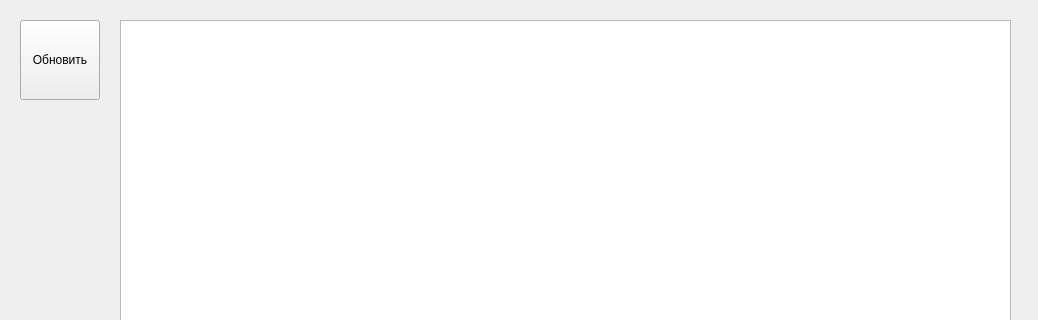
The window that app/ui/monuments_list_window.ui (reisenbest/PPK_ARCHEOMAP) describes before a commit, drawn with Qt 5; both pictures show x 0 to 1038 and y 0 to 320 of the 1038 by 805 pixel window.
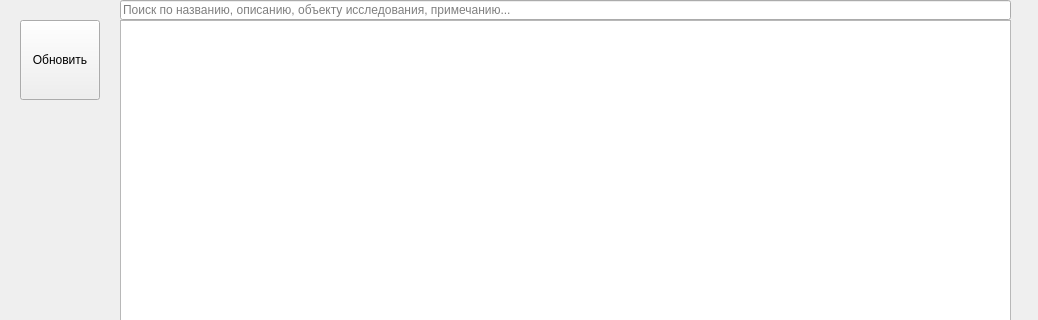
The same window after the commit.

What changed in the file:
```diff
--- a/app/ui/monuments_list_window.ui
+++ b/app/ui/monuments_list_window.ui
@@ -14,6 +14,20 @@
    <string>Список памятников</string>
   </property>
 
+  <widget class="QLineEdit" name="searchLineEdit">
+   <property name="geometry">
+    <rect>
+     <x>120</x>
+     <y>0</y>
+     <width>891</width>
+     <height>20</height>
+    </rect>
+   </property>
+   <property name="placeholderText">
+    <string>Поиск по названию, описанию, объекту исследования, примечанию...</string>
+   </property>
+  </widget>
+
   <widget class="QTableView" name="monumentsTableView">
    <property name="geometry">
     <rect>
```
